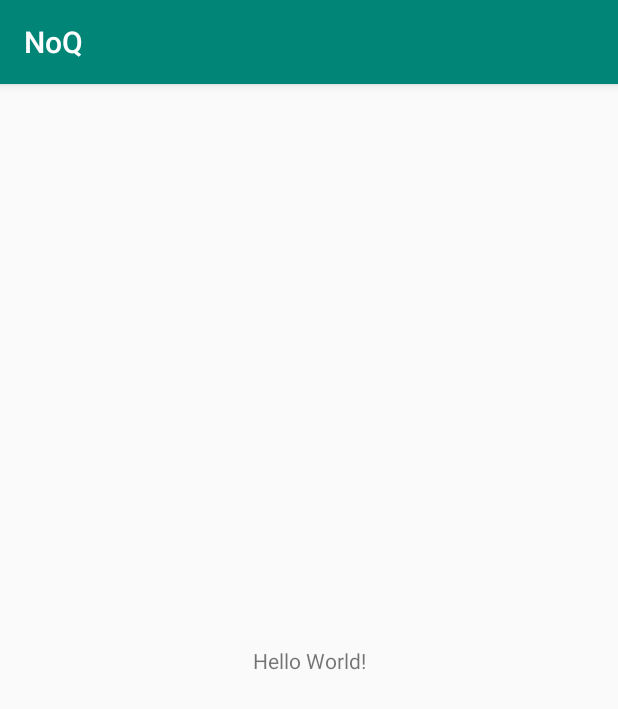
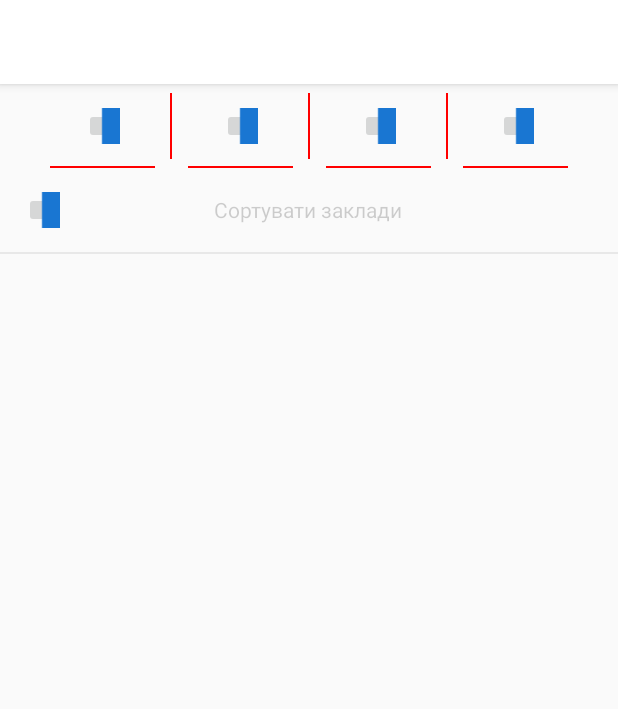
Before and after one commit to phoenix-ua2019/NoQ2.0, an Android app: the screen it shows after launch (MainActivity), on a phone screen of 412 x 824 dp. Shown: the top 709 px of the screen. Run offline under Robolectric (Android 15) with nearby library versions, the phone set to English and light mode, and no system bars.

```diff
--- a/app/build.gradle
+++ b/app/build.gradle
@@ -22,6 +22,7 @@ dependencies {
     implementation fileTree(dir: 'libs', include: ['*.jar'])
     implementation 'com.android.support:appcompat-v7:28.0.0'
     implementation 'com.android.support.constraint:constraint-layout:1.1.3'
+    implementation 'com.android.support:design:28.0.0'
     testImplementation 'junit:junit:4.12'
     androidTestImplementation 'com.android.support.test:runner:1.0.2'
     androidTestImplementation 'com.android.support.test.espresso:espresso-core:3.0.2'
--- a/app/src/main/AndroidManifest.xml
+++ b/app/src/main/AndroidManifest.xml
@@ -1,6 +1,11 @@
 <?xml version="1.0" encoding="utf-8"?>
 <manifest xmlns:android="http://schemas.android.com/apk/res/android"
     package="com.example.android.noq">
+
+    <!-- To auto-complete the email text field in the login form with the user's emails -->
+    <uses-permission android:name="android.permission.GET_ACCOUNTS" />
+    <uses-permission android:name="android.permission.READ_PROFILE" />
+    <uses-permission android:name="android.permission.READ_CONTACTS" />
 
     <application
         android:allowBackup="true"
--- a/app/src/main/java/com/example/android/noq/MainActivity.java
+++ b/app/src/main/java/com/example/android/noq/MainActivity.java
@@ -8,6 +8,6 @@ public class MainActivity extends AppCompatActivity {
     @Override
     protected void onCreate(Bundle savedInstanceState) {
         super.onCreate(savedInstanceState);
-        setContentView(R.layout.activity_main);
+        setContentView(R.layout.activity_list_of_cafes);
     }
 }
--- /dev/null
+++ b/app/src/main/res/layout/activity_list_of_cafes.xml
@@ -0,0 +1,182 @@
+<?xml version="1.0" encoding="utf-8"?>
+<RelativeLayout xmlns:android="http://schemas.android.com/apk/res/android"
+    xmlns:app="http://schemas.android.com/apk/res-auto"
+    xmlns:tools="http://schemas.android.com/tools"
+    android:layout_width="match_parent"
+    android:layout_height="match_parent"
+    tools:context=".MainActivity">
+
+
+    <LinearLayout
+        android:id="@+id/buttons"
+        android:layout_width="wrap_content"
+        android:layout_height="wrap_content"
+        android:layout_centerHorizontal="true">
+
+        <RelativeLayout
+            android:layout_width="wrap_content"
+            android:layout_height="wrap_content">
+
+                <ImageButton
+                    android:id="@+id/button_cafe"
+                    android:layout_width="24dp"
+                    android:layout_height="24dp"
+                    android:src="@drawable/google"
+                    android:layout_marginLeft="33dp"
+                    android:layout_marginRight="33dp"
+                    android:layout_marginBottom="16dp"
+                    android:layout_marginTop="16dp" />
+                <TextView
+                    android:layout_width="1dp"
+                    android:layout_height="44dp"
+                    android:layout_centerVertical="true"
+                    android:layout_toRightOf="@+id/button_cafe"
+                    android:background="#f00"/>
+
+                <TextView
+                    android:layout_width="70dp"
+                    android:layout_height="1dp"
+                    android:layout_alignBottom="@+id/button_cafe"
+                    android:layout_marginBottom="-16dp"
+                    android:layout_centerHorizontal="true"
+                    android:background="#f00"/>
+
+        </RelativeLayout>
+
+        <RelativeLayout
+            android:layout_width="wrap_content"
+            android:layout_height="wrap_content">
+
+            <ImageButton
+                android:id="@+id/button_menu"
+                android:layout_width="24dp"
+                android:layout_height="24dp"
+                android:src="@drawable/google"
+                android:layout_marginLeft="33dp"
+                android:layout_marginRight="33dp"
+                android:layout_marginBottom="16dp"
+                android:layout_marginTop="16dp" />
+
+            <TextView
+                android:layout_width="1dp"
+                android:layout_height="44dp"
+                android:layout_centerVertical="true"
+                android:layout_toRightOf="@+id/button_menu"
+                android:background="#f00"/>
+
+            <TextView
+                android:layout_width="70dp"
+                android:layout_height="1dp"
+                android:layout_alignBottom="@+id/button_menu"
+                android:layout_marginBottom="-16dp"
+                android:layout_centerHorizontal="true"
+                android:background="#f00"/>
+
+        </RelativeLayout>
+
+        <RelativeLayout
+            android:layout_width="wrap_content"
+            android:layout_height="wrap_content">
+
+            <ImageButton
+                android:id="@+id/button_time"
+                android:layout_width="24dp"
+                android:layout_height="24dp"
+                android:src="@drawable/google"
+                android:layout_marginLeft="33dp"
+                android:layout_marginRight="33dp"
+                android:layout_marginBottom="16dp"
+                android:layout_marginTop="16dp" />
+
+            <TextView
+                android:layout_width="1dp"
+                android:layout_height="44dp"
+                android:layout_centerVertical="true"
+                android:layout_toRightOf="@+id/button_time"
+                android:background="#f00"/>
+
+            <TextView
+                android:layout_width="70dp"
+                android:layout_height="1dp"
+                android:layout_alignBottom="@+id/button_time"
+                android:layout_marginBottom="-16dp"
+                android:layout_centerHorizontal="true"
+                android:background="#f00"/>
+
+        </RelativeLayout>
+
+        <RelativeLayout
+            android:layout_width="wrap_content"
+            android:layout_height="wrap_content">
+
+            <ImageButton
+                android:id="@+id/button_order"
+                android:layout_width="24dp"
+                android:layout_height="24dp"
+                android:src="@drawable/google"
+                android:layout_marginLeft="33dp"
+                android:layout_marginRight="33dp"
+                android:layout_marginBottom="16dp"
+                android:layout_marginTop="16dp" />
+
+
+            <TextView
+                android:layout_width="70dp"
+                android:layout_height="1dp"
+                android:layout_alignBottom="@+id/button_order"
+                android:layout_marginBottom="-16dp"
+                android:layout_centerHorizontal="true"
+                android:background="#f00"/>
+
+        </RelativeLayout>
+
+    </LinearLayout>
+
+
+    <LinearLayout
+        android:id="@+id/search"
+        android:layout_below="@+id/buttons"
+        android:layout_width="match_parent"
+        android:layout_height="wrap_content">
+
+        <RelativeLayout
+            android:layout_width="match_parent"
+            android:layout_height="match_parent">
+
+            <ImageButton
+                android:layout_width="24dp"
+                android:layout_height="24dp"
+                android:src="@drawable/google"
+                android:layout_marginTop="16dp"
+                android:layout_marginLeft="16dp"
+                android:layout_marginBottom="16dp"/>
+
+            <TextView
+                android:layout_width="wrap_content"
+                android:layout_height="wrap_content"
+                android:text="Сортувати заклади"
+                android:textColor="#30000000"
+                android:textSize="14sp"
+                android:layout_centerHorizontal="true"
+                android:layout_centerVertical="true"/>
+
+        </RelativeLayout>
+
+    </LinearLayout>
+
+    <TextView
+        android:id="@+id/line"
+        android:layout_below="@+id/search"
+        android:layout_width="match_parent"
+        android:layout_height="1dp"
+        android:background="#12000000" />
+
+    <ListView
+        android:id="@+id/list_of_cafe"
+        android:layout_below="@+id/line"
+        android:layout_width="wrap_content"
+        android:layout_height="wrap_content">
+
+    </ListView>
+
+</RelativeLayout>
--- a/app/src/main/res/layout/activity_main.xml
+++ /dev/null
@@ -1,18 +0,0 @@
-<?xml version="1.0" encoding="utf-8"?>
-<android.support.constraint.ConstraintLayout xmlns:android="http://schemas.android.com/apk/res/android"
-    xmlns:app="http://schemas.android.com/apk/res-auto"
-    xmlns:tools="http://schemas.android.com/tools"
-    android:layout_width="match_parent"
-    android:layout_height="match_parent"
-    tools:context=".MainActivity">
-
-    <TextView
-        android:layout_width="wrap_content"
-        android:layout_height="wrap_content"
-        android:text="Hello World!"
-        app:layout_constraintBottom_toBottomOf="parent"
-        app:layout_constraintLeft_toLeftOf="parent"
-        app:layout_constraintRight_toRightOf="parent"
-        app:layout_constraintTop_toTopOf="parent" />
-
-</android.support.constraint.ConstraintLayout>
--- a/app/src/main/res/values/colors.xml
+++ b/app/src/main/res/values/colors.xml
@@ -1,6 +1,7 @@
 <?xml version="1.0" encoding="utf-8"?>
 <resources>
-    <color name="colorPrimary">#008577</color>
-    <color name="colorPrimaryDark">#00574B</color>
+    <color name="colorPrimary">#fff</color>
+    <color name="colorPrimaryDark">#fff</color>
     <color name="colorAccent">#D81B60</color>
+    <color name="redBasic">#BA000D</color>
 </resources>
--- /dev/null
+++ b/app/src/main/res/values/dimens.xml
@@ -0,0 +1,5 @@
+<resources>
+    <!-- Default screen margins, per the Android Design guidelines. -->
+    <dimen name="activity_horizontal_margin">16dp</dimen>
+    <dimen name="activity_vertical_margin">16dp</dimen>
+</resources>
```
Also changed, not shown: app/src/main/res/layout/activity_list_of_menu.xml (added, +176 -0 lines), app/src/main/res/layout/activity_login.xml (added, +101 -0 lines), app/src/main/res/layout/cafe_list_item.xml (added, +46 -0 lines), app/src/main/res/layout/menu_list_item.xml (added, +68 -0 lines), app/src/main/res/values/strings.xml (+13 -0 lines), app/src/main/res/drawable-v24/demo_icon.png (added), app/src/main/res/drawable/google.png (added), app/src/main/res/drawable/logo.png (added), app/src/main/res/drawable/logo2.png (added), app/src/main/res/drawable/photo.jpg (added), 2 other files.
